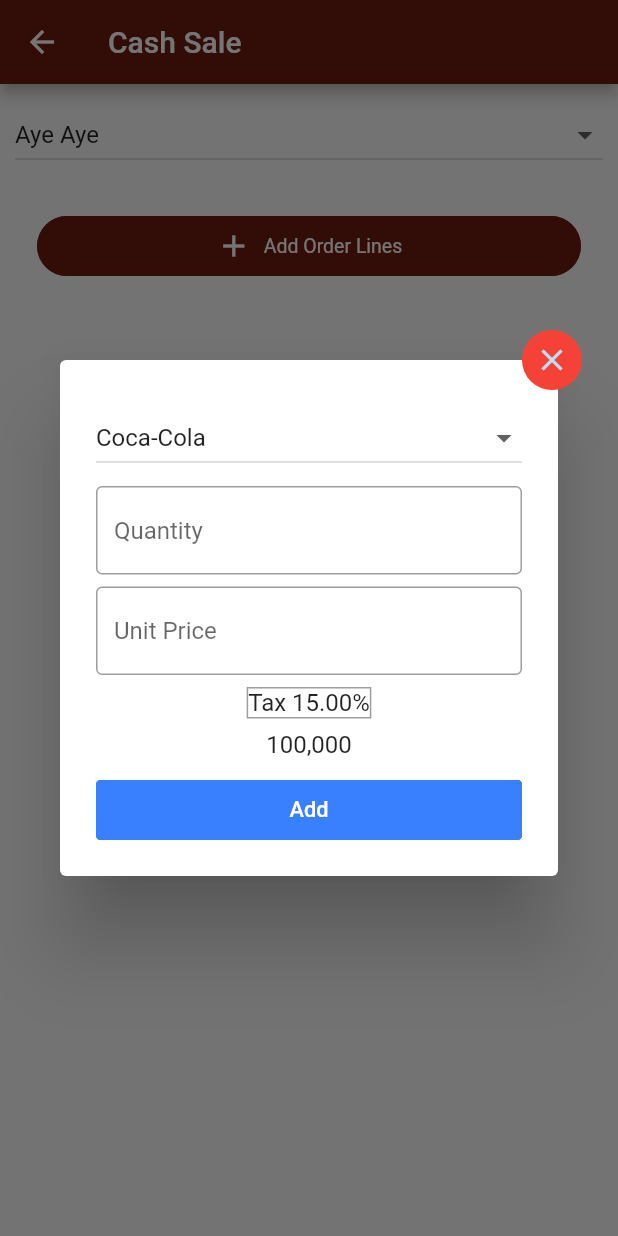
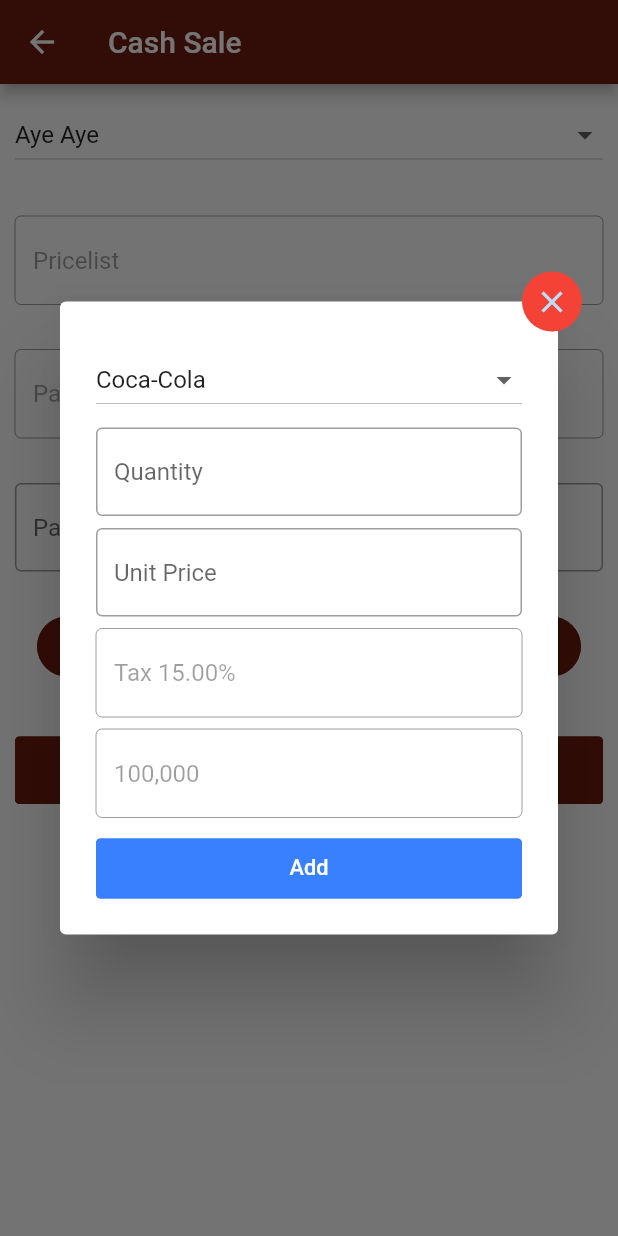
Before and after one commit to AyeChanMon8/ngweOakProject, a Flutter app: the CashSaleCreatePage screen opened directly, after a tap on "Add Order Lines", on a phone screen of 412 x 824 dp. Run offline on Flutter 3.47's test engine with Material 2 defaults, Android fonts, the phone set to English and light mode, and no system bars; drawn by our look-alikes of getwidget; our stand-ins replace font_awesome_flutter, get, ionicons, salomon_bottom_bar.

Commit message:
cash sale create UI

```diff
--- a/lib/pages/cash_sale/cash_sale_create_page.dart
+++ b/lib/pages/cash_sale/cash_sale_create_page.dart
@@ -61,7 +61,65 @@
                   ),
                 ),
               ),
-              // travelTypeDropDown(),
+              SizedBox(
+                height: 10,
+              ),
+              Container(
+                margin:
+                    EdgeInsets.only(left: 10, right: 10, top: 10, bottom: 10),
+                child: Theme(
+                  data: new ThemeData(
+                    primaryColor: kPrimaryColor,
+                  ),
+                  child: TextField(
+                    enabled: false,
+                    decoration: InputDecoration(
+                      border: OutlineInputBorder(),
+                      hintText: ('Pricelist'),
+                    ),
+                    onChanged: null,
+                  ),
+                ),
+              ),
+              SizedBox(
+                height: 10,
+              ),
+              Container(
+                margin:
+                    EdgeInsets.only(left: 10, right: 10, top: 10, bottom: 10),
+                child: Theme(
+                  data: new ThemeData(
+                    primaryColor: kPrimaryColor,
+                  ),
+                  child: TextField(
+                    enabled: false,
+                    decoration: InputDecoration(
+                      border: OutlineInputBorder(),
+                      hintText: ('Payment Terms'),
+                    ),
+                    onChanged: null,
+                  ),
+                ),
+              ),
+              SizedBox(
+                height: 10,
+              ),
+              Container(
+                margin:
+                    EdgeInsets.only(left: 10, right: 10, top: 10, bottom: 10),
+                child: Theme(
+                  data: new ThemeData(
+                    primaryColor: kPrimaryColor,
+                  ),
+                  child: TextField(
+                    decoration: InputDecoration(
+                      border: OutlineInputBorder(),
+                      hintText: ('Payment Journal'),
+                    ),
+                    onChanged: null,
+                  ),
+                ),
+              ),
               SizedBox(
                 height: 20,
               ),
@@ -146,16 +204,25 @@
                                         ),
                                         Padding(
                                           padding: EdgeInsets.only(top: 8.0),
-                                          child: Container(
-                                            decoration: BoxDecoration(
-                                              border: Border.all(width: 1,
-                                              color: Colors.grey)
+                                          child: TextField(
+                                            enabled: false,
+                                            decoration: InputDecoration(
+                                              border: OutlineInputBorder(),
+                                              hintText: ('Tax 15.00%'),
                                             ),
-                                            child: Text('Tax 15.00%')),
+                                            onChanged: null,
+                                          ),
                                         ),
                                         Padding(
                                           padding: EdgeInsets.only(top: 8.0),
-                                          child: Text('100,000'),
+                                          child: TextField(
+                                            enabled: false,
+                                            decoration: InputDecoration(
+                                              border: OutlineInputBorder(),
+                                              hintText: ('100,000'),
+                                            ),
+                                            onChanged: null,
+                                          ),
                                         ),
                                         Padding(
                                           padding:
@@ -446,25 +513,21 @@
               //     ),
               //   ),
               // ),
-              // Align(
-              //   alignment: Alignment.bottomCenter,
-              //   child: Obx(
-              //     () => Container(
-              //       width: double.infinity,
-              //       height: 45,
-              //       margin: EdgeInsets.only(left: 10, right: 10, top: 20),
-              //       child: controller.submit_btn_show.value
-              //           ? GFButton(
-              //               color: textFieldTapColor,
-              //               onPressed: () {},
-              //               text: "Submit",
-              //               blockButton: true,
-              //               size: GFSize.LARGE,
-              //             )
-              //           : new Container(),
-              //     ),
-              //   ),
-              // ),
+              Align(
+                alignment: Alignment.bottomCenter,
+                child: Container(
+                    width: double.infinity,
+                    height: 45,
+                    margin: EdgeInsets.only(left: 10, right: 10, top: 20),
+                    child: GFButton(
+                            color: kPrimaryColor,
+                            onPressed: () {},
+                            text: "Save",
+                            blockButton: true,
+                            size: GFSize.LARGE,
+                          )
+                  ),
+              ),
             ],
           ),
         ),
```
